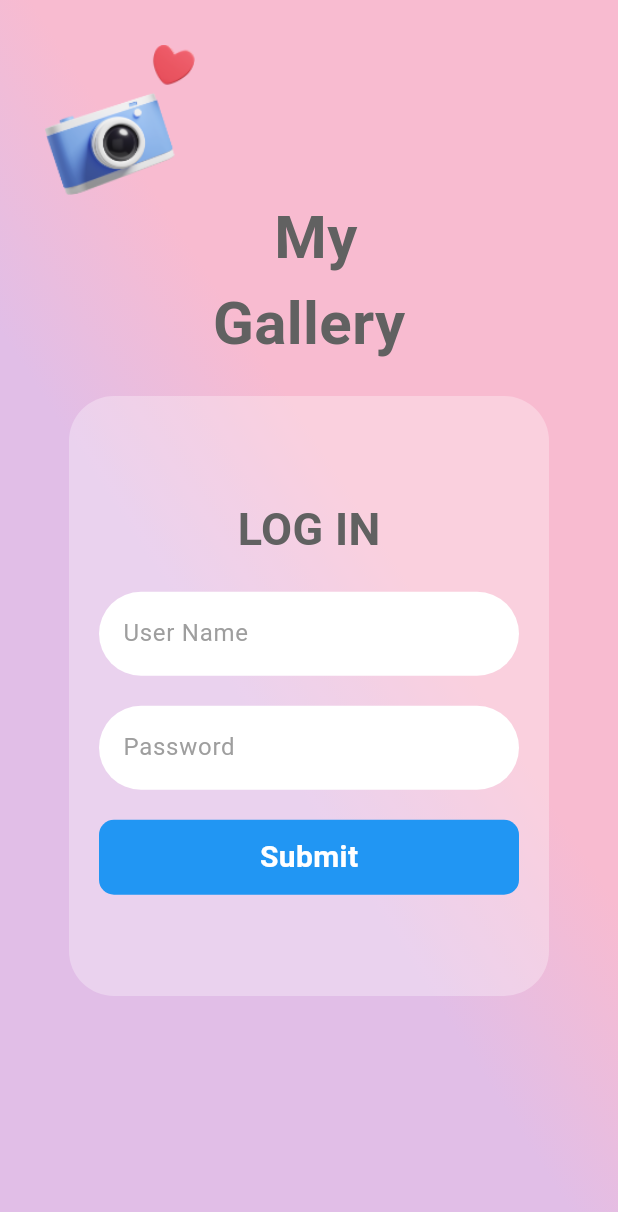
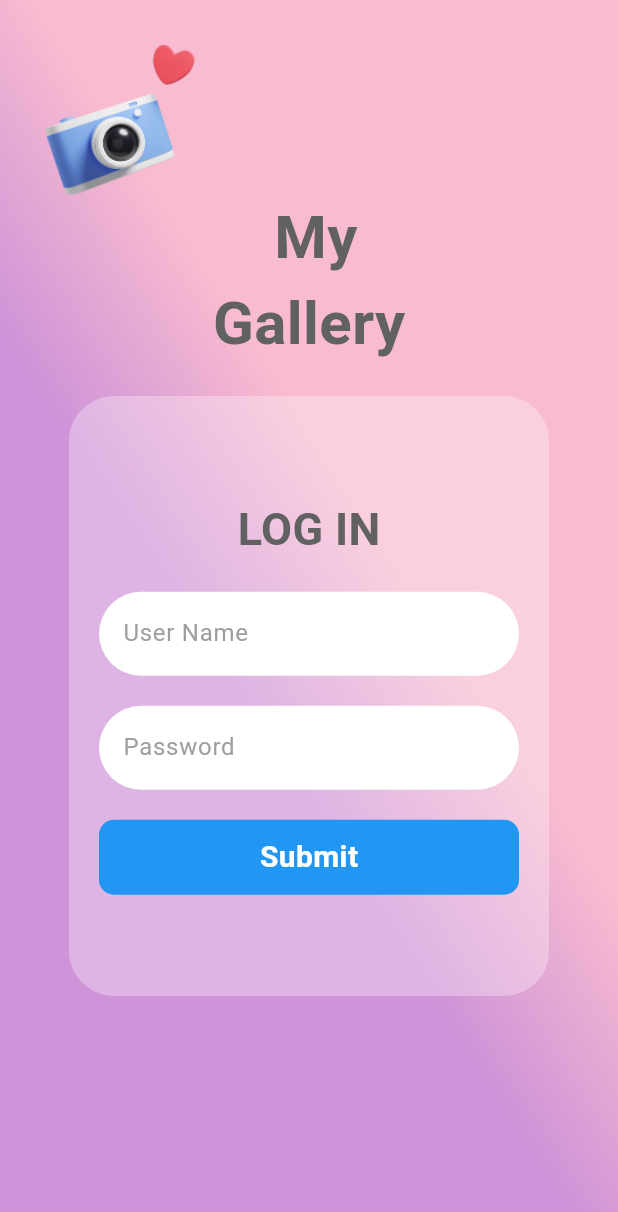
Before and after one commit to Yakout88/gallery_application, a Flutter app: the screen it shows after launch, on a phone screen of 412 x 824 dp. Shown: the top 1212 px of the screen. Run offline on Flutter 3.47's test engine with Material 3 defaults, Android fonts, the phone set to English and light mode, and no system bars; our stand-ins replace dio, flutter_screenutil, image_picker.

Commit message:
change  color

```diff
--- a/lib/screens/login_screen.dart
+++ b/lib/screens/login_screen.dart
@@ -1,4 +1,3 @@
-
 import 'package:flutter/material.dart';
 
 import 'package:flutter_screenutil/flutter_screenutil.dart';
@@ -25,10 +24,10 @@ class LoginScreen extends StatelessWidget {
               gradient: LinearGradient(
                   transform: const GradientRotation(-10),
                   colors: [
-                    Colors.pink[100]!,
-                    Colors.pink[100]!,
-                    Colors.purple[100]!,
-                    Colors.purple[100]!,
+                    Colors.pink.shade100,
+                    Colors.pink.shade100,
+                    Colors.purple.shade200,
+                    Colors.purple.shade200,
                   ],
                   begin: Alignment.centerLeft,
                   end: Alignment.centerRight),
@@ -86,7 +85,9 @@ class LoginScreen extends StatelessWidget {
                                 border: OutlineInputBorder(
                                   borderSide: BorderSide.none,
                                   borderRadius: BorderRadius.circular(30),
-                                    ),),),
+                                ),
+                              ),
+                            ),
                             SizedBox(
                               height: 20.h,
                             ),
```
Lines whose indentation alone changed are shown as unchanged.
